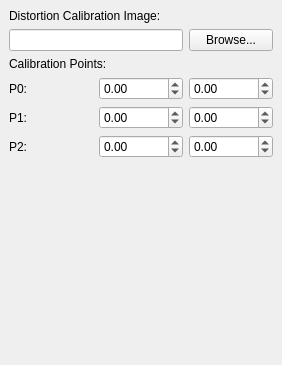
This is source/qxrddistortioncorrectiondialog.ui in guyjennings/qxrd as Qt 5 draws it before an edit. The edited form follows.
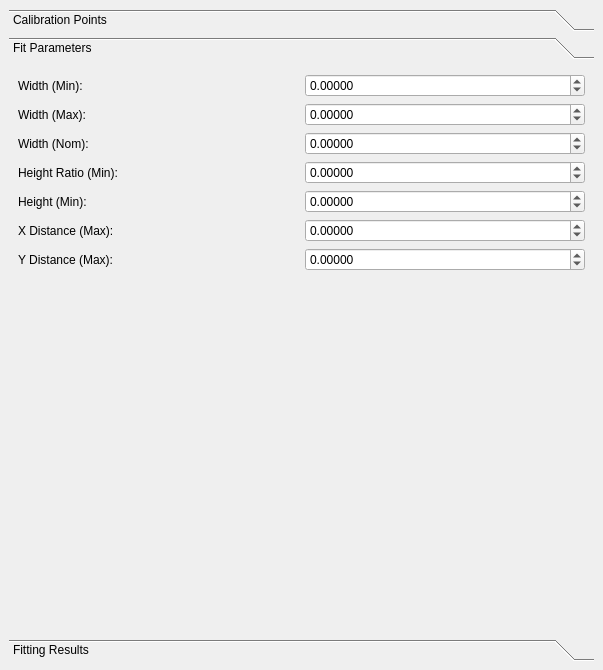
This is the edited form. The open tabs and pages were chosen to show the change.

Commit message: Work on distortion correction fitting

Patch:
```diff
--- a/source/qxrddistortioncorrectiondialog.ui
+++ b/source/qxrddistortioncorrectiondialog.ui
@@ -6,8 +6,8 @@
    <rect>
     <x>0</x>
     <y>0</y>
-    <width>282</width>
-    <height>365</height>
+    <width>603</width>
+    <height>670</height>
    </rect>
   </property>
   <property name="windowTitle">
@@ -15,39 +15,53 @@
   </property>
   <widget class="QWidget" name="dockWidgetContents">
    <layout class="QGridLayout" name="gridLayout">
-    <item row="0" column="0" colspan="3">
-     <widget class="QLabel" name="label">
+    <item row="0" column="1">
+     <widget class="QToolBox" name="toolBox">
+      <property name="currentIndex">
+       <number>0</number>
+      </property>
+      <widget class="QWidget" name="page_2">
+       <property name="geometry">
+        <rect>
+         <x>0</x>
+         <y>0</y>
+         <width>579</width>
+         <height>522</height>
+        </rect>
+       </property>
+       <attribute name="label">
+        <string>Calibration Points</string>
+       </attribute>
+       <layout class="QGridLayout" name="gridLayout_2">
+        <item row="0" column="0">
+         <widget class="QLabel" name="label_18">
       <property name="text">
-       <string>Distortion Calibration Image:</string>
+           <string>Calibration Image:</string>
       </property>
      </widget>
     </item>
-    <item row="1" column="0" colspan="2">
-     <widget class="QLineEdit" name="m_DistortionCalibrationPath"/>
-    </item>
-    <item row="1" column="2">
+        <item row="0" column="2">
      <widget class="QPushButton" name="pushButton">
       <property name="text">
        <string>Browse...</string>
       </property>
      </widget>
     </item>
-    <item row="2" column="0" colspan="2">
-     <widget class="QLabel" name="label_2">
-      <property name="text">
-       <string>Calibration Points:</string>
-      </property>
-     </widget>
-    </item>
-    <item row="3" column="0">
+        <item row="1" column="0" colspan="3">
+         <widget class="QLineEdit" name="m_DistortionCalibrationPath"/>
+        </item>
+        <item row="2" column="0">
      <widget class="QLabel" name="label_3">
       <property name="text">
        <string>P0:</string>
       </property>
      </widget>
     </item>
-    <item row="3" column="1">
+        <item row="2" column="1">
      <widget class="QDoubleSpinBox" name="m_DistortionP0X">
+          <property name="decimals">
+           <number>5</number>
+          </property>
       <property name="minimum">
        <double>-10000.000000000000000</double>
       </property>
@@ -56,8 +70,11 @@
       </property>
      </widget>
     </item>
-    <item row="3" column="2">
+        <item row="2" column="2">
      <widget class="QDoubleSpinBox" name="m_DistortionP0Y">
+          <property name="decimals">
+           <number>5</number>
+          </property>
       <property name="minimum">
        <double>-10000.000000000000000</double>
       </property>
@@ -66,15 +83,18 @@
       </property>
      </widget>
     </item>
-    <item row="4" column="0">
+        <item row="3" column="0">
      <widget class="QLabel" name="label_4">
       <property name="text">
        <string>P1:</string>
       </property>
      </widget>
     </item>
-    <item row="4" column="1">
+        <item row="3" column="1">
      <widget class="QDoubleSpinBox" name="m_DistortionP1X">
+          <property name="decimals">
+           <number>5</number>
+          </property>
       <property name="minimum">
        <double>-10000.000000000000000</double>
       </property>
@@ -83,8 +103,11 @@
       </property>
      </widget>
     </item>
-    <item row="4" column="2">
+        <item row="3" column="2">
      <widget class="QDoubleSpinBox" name="m_DistortionP1Y">
+          <property name="decimals">
+           <number>5</number>
+          </property>
       <property name="minimum">
        <double>-10000.000000000000000</double>
       </property>
@@ -93,15 +116,18 @@
       </property>
      </widget>
     </item>
-    <item row="5" column="0">
+        <item row="4" column="0">
      <widget class="QLabel" name="label_5">
       <property name="text">
        <string>P2:</string>
       </property>
      </widget>
     </item>
-    <item row="5" column="1">
+        <item row="4" column="1">
      <widget class="QDoubleSpinBox" name="m_DistortionP2X">
+          <property name="decimals">
+           <number>5</number>
+          </property>
       <property name="minimum">
        <double>-10000.000000000000000</double>
       </property>
@@ -110,8 +136,11 @@
       </property>
      </widget>
     </item>
-    <item row="5" column="2">
+        <item row="4" column="2">
      <widget class="QDoubleSpinBox" name="m_DistortionP2Y">
+          <property name="decimals">
+           <number>5</number>
+          </property>
       <property name="minimum">
        <double>-10000.000000000000000</double>
       </property>
@@ -120,18 +149,321 @@
       </property>
      </widget>
     </item>
-    <item row="6" column="2">
+        <item row="5" column="0">
+         <widget class="QLabel" name="label_6">
+          <property name="text">
+           <string>N1:</string>
+          </property>
+         </widget>
+        </item>
+        <item row="5" column="1">
+         <widget class="QSpinBox" name="m_DistortionN1"/>
+        </item>
+        <item row="6" column="0">
+         <widget class="QLabel" name="label_7">
+          <property name="text">
+           <string>N2:</string>
+          </property>
+         </widget>
+        </item>
+        <item row="6" column="1">
+         <widget class="QSpinBox" name="m_DistortionN2"/>
+        </item>
+        <item row="7" column="0" colspan="3">
      <spacer name="verticalSpacer">
       <property name="orientation">
        <enum>Qt::Vertical</enum>
       </property>
       <property name="sizeHint" stdset="0">
        <size>
-        <width>20</width>
-        <height>123</height>
+            <width>508</width>
+            <height>254</height>
        </size>
       </property>
      </spacer>
+        </item>
+       </layout>
+      </widget>
+      <widget class="QWidget" name="page_3">
+       <attribute name="label">
+        <string>Fit Parameters</string>
+       </attribute>
+       <layout class="QGridLayout" name="gridLayout_5">
+        <item row="0" column="0">
+         <widget class="QLabel" name="label_11">
+          <property name="text">
+           <string>Width (Min):</string>
+          </property>
+         </widget>
+        </item>
+        <item row="0" column="1">
+         <widget class="QDoubleSpinBox" name="m_DistortionWMin">
+          <property name="decimals">
+           <number>5</number>
+          </property>
+          <property name="minimum">
+           <double>-10000.000000000000000</double>
+          </property>
+          <property name="maximum">
+           <double>10000.000000000000000</double>
+          </property>
+         </widget>
+        </item>
+        <item row="1" column="0">
+         <widget class="QLabel" name="label_12">
+          <property name="text">
+           <string>Width (Max):</string>
+          </property>
+         </widget>
+        </item>
+        <item row="1" column="1">
+         <widget class="QDoubleSpinBox" name="m_DistortionWMax">
+          <property name="decimals">
+           <number>5</number>
+          </property>
+          <property name="minimum">
+           <double>-10000.000000000000000</double>
+          </property>
+          <property name="maximum">
+           <double>10000.000000000000000</double>
+          </property>
+         </widget>
+        </item>
+        <item row="2" column="0">
+         <widget class="QLabel" name="label_13">
+          <property name="text">
+           <string>Width (Nom):</string>
+          </property>
+         </widget>
+        </item>
+        <item row="2" column="1">
+         <widget class="QDoubleSpinBox" name="m_DistortionWNom">
+          <property name="decimals">
+           <number>5</number>
+          </property>
+          <property name="minimum">
+           <double>-10000.000000000000000</double>
+          </property>
+          <property name="maximum">
+           <double>10000.000000000000000</double>
+          </property>
+         </widget>
+        </item>
+        <item row="3" column="0">
+         <widget class="QLabel" name="label_14">
+          <property name="text">
+           <string>Height Ratio (Min):</string>
+          </property>
+         </widget>
+        </item>
+        <item row="3" column="1">
+         <widget class="QDoubleSpinBox" name="m_DistortionRatMin">
+          <property name="decimals">
+           <number>5</number>
+          </property>
+          <property name="minimum">
+           <double>-10000.000000000000000</double>
+          </property>
+          <property name="maximum">
+           <double>10000.000000000000000</double>
+          </property>
+         </widget>
+        </item>
+        <item row="4" column="0">
+         <widget class="QLabel" name="label_15">
+          <property name="text">
+           <string>Height (Min):</string>
+          </property>
+         </widget>
+        </item>
+        <item row="4" column="1">
+         <widget class="QDoubleSpinBox" name="m_DistortionHgtMin">
+          <property name="decimals">
+           <number>5</number>
+          </property>
+          <property name="minimum">
+           <double>-10000.000000000000000</double>
+          </property>
+          <property name="maximum">
+           <double>10000.000000000000000</double>
+          </property>
+         </widget>
+        </item>
+        <item row="5" column="0">
+         <widget class="QLabel" name="label_16">
+          <property name="text">
+           <string>X Distance (Max):</string>
+          </property>
+         </widget>
+        </item>
+        <item row="5" column="1">
+         <widget class="QDoubleSpinBox" name="m_DistortionDistMaxX">
+          <property name="decimals">
+           <number>5</number>
+          </property>
+          <property name="minimum">
+           <double>-10000.000000000000000</double>
+          </property>
+          <property name="maximum">
+           <double>10000.000000000000000</double>
+          </property>
+         </widget>
+        </item>
+        <item row="6" column="0">
+         <widget class="QLabel" name="label_17">
+          <property name="text">
+           <string>Y Distance (Max):</string>
+          </property>
+         </widget>
+        </item>
+        <item row="6" column="1">
+         <widget class="QDoubleSpinBox" name="m_DistortionDistMaxY">
+          <property name="decimals">
+           <number>5</number>
+          </property>
+          <property name="minimum">
+           <double>-10000.000000000000000</double>
+          </property>
+          <property name="maximum">
+           <double>10000.000000000000000</double>
+          </property>
+         </widget>
+        </item>
+        <item row="7" column="0" colspan="2">
+         <spacer name="verticalSpacer_4">
+          <property name="orientation">
+           <enum>Qt::Vertical</enum>
+          </property>
+          <property name="sizeHint" stdset="0">
+           <size>
+            <width>308</width>
+            <height>223</height>
+           </size>
+          </property>
+         </spacer>
+        </item>
+       </layout>
+      </widget>
+      <widget class="QWidget" name="page_4">
+       <attribute name="label">
+        <string>Fitting Results</string>
+       </attribute>
+       <layout class="QGridLayout" name="gridLayout_4">
+        <item row="0" column="0">
+         <widget class="QLabel" name="label_8">
+          <property name="text">
+           <string>F0:</string>
+          </property>
+         </widget>
+        </item>
+        <item row="0" column="1">
+         <widget class="QDoubleSpinBox" name="m_DistortionF0X">
+          <property name="decimals">
+           <number>5</number>
+          </property>
+          <property name="minimum">
+           <double>-10000.000000000000000</double>
+          </property>
+          <property name="maximum">
+           <double>10000.000000000000000</double>
+          </property>
+         </widget>
+        </item>
+        <item row="0" column="2">
+         <widget class="QDoubleSpinBox" name="m_DistortionF0Y">
+          <property name="decimals">
+           <number>5</number>
+          </property>
+          <property name="minimum">
+           <double>-10000.000000000000000</double>
+          </property>
+          <property name="maximum">
+           <double>10000.000000000000000</double>
+          </property>
+         </widget>
+        </item>
+        <item row="1" column="0">
+         <widget class="QLabel" name="label_9">
+          <property name="text">
+           <string>F1:</string>
+          </property>
+         </widget>
+        </item>
+        <item row="1" column="1">
+         <widget class="QDoubleSpinBox" name="m_DistortionF1X">
+          <property name="decimals">
+           <number>5</number>
+          </property>
+          <property name="minimum">
+           <double>-10000.000000000000000</double>
+          </property>
+          <property name="maximum">
+           <double>10000.000000000000000</double>
+          </property>
+         </widget>
+        </item>
+        <item row="1" column="2">
+         <widget class="QDoubleSpinBox" name="m_DistortionF1Y">
+          <property name="decimals">
+           <number>5</number>
+          </property>
+          <property name="minimum">
+           <double>-10000.000000000000000</double>
+          </property>
+          <property name="maximum">
+           <double>10000.000000000000000</double>
+          </property>
+         </widget>
+        </item>
+        <item row="2" column="0">
+         <widget class="QLabel" name="label_10">
+          <property name="text">
+           <string>F2:</string>
+          </property>
+         </widget>
+        </item>
+        <item row="2" column="1">
+         <widget class="QDoubleSpinBox" name="m_DistortionF2X">
+          <property name="decimals">
+           <number>5</number>
+          </property>
+          <property name="minimum">
+           <double>-10000.000000000000000</double>
+          </property>
+          <property name="maximum">
+           <double>10000.000000000000000</double>
+          </property>
+         </widget>
+        </item>
+        <item row="2" column="2">
+         <widget class="QDoubleSpinBox" name="m_DistortionF2Y">
+          <property name="decimals">
+           <number>5</number>
+          </property>
+          <property name="minimum">
+           <double>-10000.000000000000000</double>
+          </property>
+          <property name="maximum">
+           <double>10000.000000000000000</double>
+          </property>
+         </widget>
+        </item>
+        <item row="3" column="0" colspan="3">
+         <spacer name="verticalSpacer_3">
+          <property name="orientation">
+           <enum>Qt::Vertical</enum>
+          </property>
+          <property name="sizeHint" stdset="0">
+           <size>
+            <width>548</width>
+            <height>359</height>
+           </size>
+          </property>
+         </spacer>
+        </item>
+       </layout>
+      </widget>
+     </widget>
     </item>
    </layout>
   </widget>
```
Lines whose indentation alone changed are shown as unchanged. The commit also changes 4 other files.
